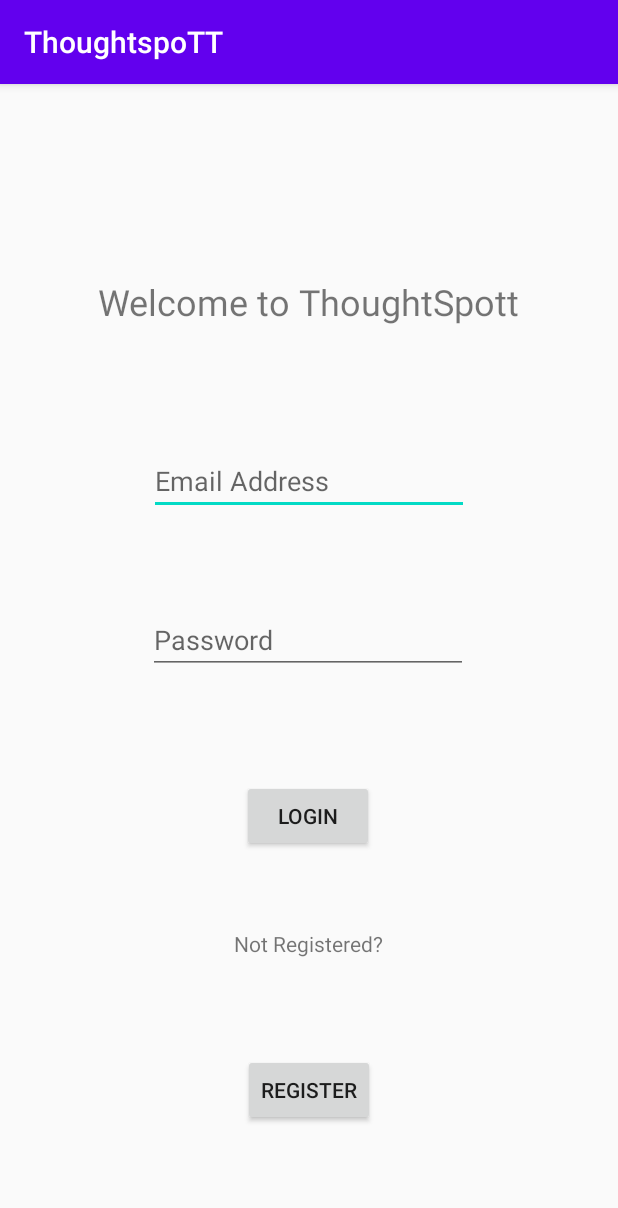
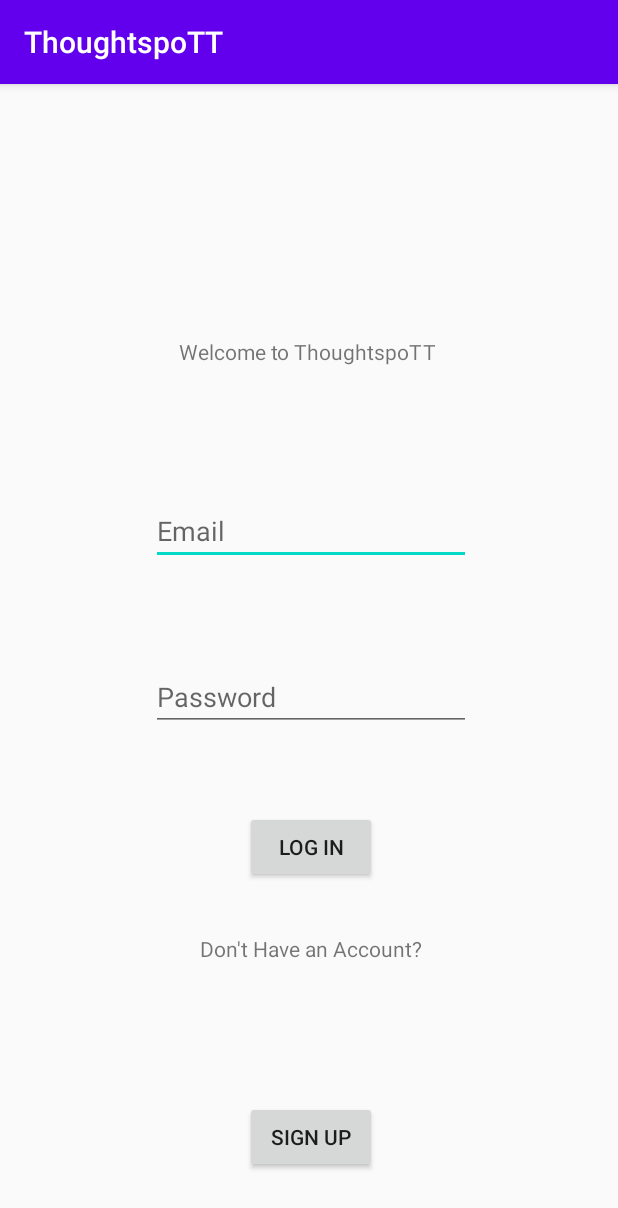
Before and after one commit to ThoughtspoTT/ThoughtspoTT, an Android app: the screen it shows after launch (MainActivity), on a phone screen of 412 x 824 dp. Shown: the top 1208 px of the screen. Run offline under Robolectric (Android 15) with nearby library versions, the phone set to English and light mode, and no system bars; our stand-ins replace Firebase (no records; nobody signed in at launch, a user with empty details on screens opened directly), navigation-ui.

Commit message:
login auth

```diff
--- a/app/build.gradle
+++ b/app/build.gradle
@@ -42,4 +42,6 @@ dependencies {
     implementation 'com.google.firebase:firebase-analytics'
     implementation 'com.google.firebase:firebase-database'
     implementation 'com.google.firebase:firebase-auth'
+    implementation 'com.google.firebase:firebase-auth:19.4.0'
+
 }
--- a/app/src/main/AndroidManifest.xml
+++ b/app/src/main/AndroidManifest.xml
@@ -9,7 +9,6 @@
         android:roundIcon="@mipmap/ic_launcher_round"
         android:supportsRtl="true"
         android:theme="@style/AppTheme">
-        <activity android:name=".Register2"></activity>
         <activity
             android:name=".MainActivity"
             android:label="@string/app_name">
@@ -19,6 +18,9 @@
                 <category android:name="android.intent.category.LAUNCHER" />
             </intent-filter>
         </activity>
+        <activity android:name=".SignupActivity"/>
+        <activity android:name=".DashboardActivity"/>
+
     </application>
 
 </manifest>
--- /dev/null
+++ b/app/src/main/java/com/thoughtspott/app/EmailPasswordActivity.java
@@ -0,0 +1 @@
+package com.thoughtspott.app;
--- a/app/src/main/java/com/thoughtspott/app/MainActivity.java
+++ b/app/src/main/java/com/thoughtspott/app/MainActivity.java
@@ -3,11 +3,24 @@ package com.thoughtspott.app;
 // qwertyuiop
 
 
+import android.app.ProgressDialog;
+import android.content.Intent;
 import android.os.Bundle;
+import android.text.TextUtils;
+import android.util.Patterns;
 import android.view.View;
+import android.widget.Button;
+import android.widget.EditText;
+import android.widget.TextView;
+import android.widget.Toast;
 
+import com.google.android.gms.tasks.OnCompleteListener;
+import com.google.android.gms.tasks.Task;
 import com.google.android.material.bottomnavigation.BottomNavigationView;
+import com.google.firebase.auth.AuthResult;
+import com.google.firebase.auth.FirebaseAuth;
 
+import androidx.annotation.NonNull;
 import androidx.appcompat.app.AppCompatActivity;
 import androidx.navigation.NavController;
 import androidx.navigation.Navigation;
@@ -16,16 +29,90 @@ import androidx.navigation.ui.NavigationUI;
 
 public class MainActivity extends AppCompatActivity {
 
+    private EditText email_SI, password_SI;
+    private Button SignUp_SI, LogIn_SI;
+    private ProgressDialog progressDialog;
+    private FirebaseAuth firebaseAuth;
+
+
+
     @Override
     protected void onCreate(Bundle savedInstanceState) {
         super.onCreate(savedInstanceState);
-        setContentView(R.layout.activity_main);
+        setContentView(R.layout.log_in);
+        firebaseAuth = FirebaseAuth.getInstance();
+        email_SI = findViewById(R.id.editTextEmailLI);
+        password_SI = findViewById(R.id.editTextPasswordLI);
+        LogIn_SI = findViewById(R.id.buttonLogInLI);
+        progressDialog = new ProgressDialog(this);
+        SignUp_SI= findViewById(R.id.buttonRegisterLI);
+
+
+
+        LogIn_SI.setOnClickListener(new View.OnClickListener(){
+
+            @Override
+            public void onClick(View v){
+
+                Login();
+
+            }
+
+
+        });
+
+        SignUp_SI.setOnClickListener(new View.OnClickListener(){
+
+            @Override
+            public void onClick(View v){
+                Intent intent = new Intent(MainActivity.this, SignupActivity.class);
+                startActivity(intent);
+                finish();
+            }
+
+
+
+        });
 
     }
-    public void onBtnRegisterClick (View view){
-
-        setContentView(R.layout.register2_activity);
 
 
+    private void Login(){
+        String email = email_SI.getText().toString();
+        String password = password_SI.getText().toString();
+
+        if(TextUtils.isEmpty(email)){
+            email_SI.setError("Enter Your Email");
+            return;
+        }
+        else if(TextUtils.isEmpty(password)){
+            password_SI.setError("Enter Your Password");
+            return;
+        }
+
+
+        progressDialog.setMessage("Please Wait...");
+        progressDialog.show();
+        progressDialog.setCanceledOnTouchOutside(false);
+        firebaseAuth.signInWithEmailAndPassword(email,password).addOnCompleteListener(this, new OnCompleteListener<AuthResult>() {
+            @Override
+            public void onComplete(@NonNull Task<AuthResult> task) {
+                if(task.isSuccessful()){
+                    Toast.makeText(MainActivity.this,"Successful Log In",Toast.LENGTH_LONG).show();
+                    Intent intent = new Intent(MainActivity.this, DashboardActivity.class);
+                    startActivity(intent);
+                    finish();
+
+                }
+                else{
+                    Toast.makeText(MainActivity.this,"Log In fail!",Toast.LENGTH_LONG).show();
+                }
+                progressDialog.dismiss();
+            }
+        });
+
     }
+
+
+
 }
--- /dev/null
+++ b/app/src/main/res/layout/log_in.xml
@@ -0,0 +1,89 @@
+<?xml version="1.0" encoding="utf-8"?>
+<LinearLayout xmlns:android="http://schemas.android.com/apk/res/android"
+    xmlns:app="http://schemas.android.com/apk/res-auto"
+    xmlns:tools="http://schemas.android.com/tools"
+    android:layout_width="match_parent"
+    android:layout_height="match_parent">
+
+    <androidx.constraintlayout.widget.ConstraintLayout
+        android:layout_width="match_parent"
+        android:layout_height="match_parent">
+
+        <TextView
+            android:id="@+id/WelcomeLI"
+            android:layout_width="wrap_content"
+            android:layout_height="wrap_content"
+            android:text="Welcome to ThoughtspoTT"
+            app:layout_constraintBottom_toTopOf="@+id/buttonLogInLI"
+            app:layout_constraintEnd_toEndOf="parent"
+            app:layout_constraintHorizontal_bias="0.497"
+            app:layout_constraintStart_toStartOf="parent"
+            app:layout_constraintTop_toTopOf="parent"
+            app:layout_constraintVertical_bias="0.363" />
+
+        <EditText
+            android:id="@+id/editTextEmailLI"
+            android:layout_width="wrap_content"
+            android:layout_height="wrap_content"
+            android:layout_marginTop="87dp"
+            android:ems="10"
+            android:hint="Email"
+            android:inputType="textEmailAddress"
+            app:layout_constraintBottom_toTopOf="@+id/editTextPasswordLI"
+            app:layout_constraintEnd_toEndOf="@+id/WelcomeLI"
+            app:layout_constraintHorizontal_bias="0.45"
+            app:layout_constraintStart_toStartOf="@+id/WelcomeLI"
+            app:layout_constraintTop_toBottomOf="@+id/WelcomeLI"
+            app:layout_constraintVertical_bias="0.0" />
+
+        <EditText
+            android:id="@+id/editTextPasswordLI"
+            android:layout_width="wrap_content"
+            android:layout_height="wrap_content"
+            android:layout_marginTop="368dp"
+            android:layout_marginBottom="319dp"
+            android:ems="10"
+            android:hint="Password"
+            android:inputType="textPassword"
+            app:layout_constraintBottom_toBottomOf="parent"
+            app:layout_constraintEnd_toEndOf="@+id/editTextEmailLI"
+            app:layout_constraintHorizontal_bias="0.0"
+            app:layout_constraintStart_toStartOf="@+id/editTextEmailLI"
+            app:layout_constraintTop_toTopOf="parent" />
+
+        <Button
+            android:id="@+id/buttonLogInLI"
+            android:layout_width="wrap_content"
+            android:layout_height="wrap_content"
+            android:layout_marginTop="58dp"
+            android:layout_marginBottom="39dp"
+            android:text="Log In"
+            app:layout_constraintBottom_toTopOf="@+id/textregistermessLI"
+            app:layout_constraintEnd_toEndOf="@+id/editTextPasswordLI"
+            app:layout_constraintStart_toStartOf="@+id/editTextPasswordLI"
+            app:layout_constraintTop_toBottomOf="@+id/editTextPasswordLI" />
+
+        <TextView
+            android:id="@+id/textregistermessLI"
+            android:layout_width="wrap_content"
+            android:layout_height="wrap_content"
+            android:layout_marginTop="548dp"
+            android:layout_marginBottom="164dp"
+            android:text="Don't Have an Account?"
+            app:layout_constraintBottom_toBottomOf="parent"
+            app:layout_constraintEnd_toEndOf="@+id/buttonLogInLI"
+            app:layout_constraintStart_toStartOf="@+id/buttonLogInLI"
+            app:layout_constraintTop_toTopOf="parent" />
+
+        <Button
+            android:id="@+id/buttonRegisterLI"
+            android:layout_width="wrap_content"
+            android:layout_height="wrap_content"
+            android:layout_marginTop="50dp"
+            android:text="Sign Up"
+            app:layout_constraintBottom_toBottomOf="parent"
+            app:layout_constraintEnd_toEndOf="@+id/textregistermessLI"
+            app:layout_constraintStart_toStartOf="@+id/textregistermessLI"
+            app:layout_constraintTop_toBottomOf="@+id/textregistermessLI" />
+    </androidx.constraintlayout.widget.ConstraintLayout>
+</LinearLayout>
--- a/app/src/main/res/layout/activity_main.xml
+++ b/app/src/main/res/layout/signuplayout.xml
@@ -8,11 +8,11 @@
     android:paddingTop="?attr/actionBarSize">
 
     <TextView
-        android:id="@+id/textViewWelcome"
+        android:id="@+id/textViewSignUp"
         android:layout_width="wrap_content"
         android:layout_height="wrap_content"
         android:layout_marginTop="20dp"
-        android:text="@string/welcome_to_thoughtspott"
+        android:text="Sign Up Sheet"
         android:textSize="24sp"
         app:layout_constraintBottom_toBottomOf="parent"
         app:layout_constraintEnd_toEndOf="parent"
@@ -21,7 +21,7 @@
         app:layout_constraintVertical_bias="0.08" />
 
     <EditText
-        android:id="@+id/editTextEmail"
+        android:id="@+id/editTextEmailSU"
         android:layout_width="wrap_content"
         android:layout_height="wrap_content"
         android:layout_marginTop="64dp"
@@ -30,13 +30,13 @@
         android:hint="@string/editTextEmail"
         android:inputType="text|textEmailAddress"
         app:layout_constraintBottom_toBottomOf="parent"
-        app:layout_constraintEnd_toEndOf="@+id/textViewWelcome"
+        app:layout_constraintEnd_toEndOf="@+id/textViewSignUp"
         app:layout_constraintHorizontal_bias="0.497"
-        app:layout_constraintStart_toStartOf="@+id/textViewWelcome"
-        app:layout_constraintTop_toBottomOf="@+id/textViewWelcome" />
+        app:layout_constraintStart_toStartOf="@+id/textViewSignUp"
+        app:layout_constraintTop_toBottomOf="@+id/textViewSignUp" />
 
     <EditText
-        android:id="@+id/editTextTextPassword"
+        android:id="@+id/editTextTextPasswordSU"
         android:layout_width="wrap_content"
         android:layout_height="wrap_content"
         android:layout_marginTop="10dp"
@@ -47,42 +47,57 @@
         app:layout_constraintEnd_toEndOf="parent"
         app:layout_constraintHorizontal_bias="0.497"
         app:layout_constraintStart_toStartOf="parent"
-        app:layout_constraintTop_toBottomOf="@+id/editTextEmail"
-        app:layout_constraintVertical_bias="0.119" />
+        app:layout_constraintTop_toBottomOf="@+id/editTextEmailSU"
+        app:layout_constraintVertical_bias="0.004" />
+
+    <EditText
+        android:id="@+id/editTextTextPasswordSU2"
+        android:layout_width="wrap_content"
+        android:layout_height="wrap_content"
+        android:layout_marginTop="10dp"
+        android:ems="10"
+        android:hint="@string/editTextPassword"
+        android:inputType="textPassword"
+        app:layout_constraintBottom_toBottomOf="parent"
+        app:layout_constraintEnd_toEndOf="@+id/editTextTextPasswordSU"
+        app:layout_constraintHorizontal_bias="0.497"
+        app:layout_constraintStart_toStartOf="@+id/editTextTextPasswordSU"
+        app:layout_constraintTop_toBottomOf="@+id/editTextEmailSU"
+        app:layout_constraintVertical_bias="0.161" />
 
     <Button
-        android:id="@+id/buttonLogin"
+        android:id="@+id/buttonSignUpSU"
         android:layout_width="wrap_content"
         android:layout_height="wrap_content"
-        android:text="@string/button_login"
+        android:onClick="loginclk"
+        android:text="Sign up"
         app:layout_constraintBottom_toBottomOf="parent"
-        app:layout_constraintEnd_toEndOf="@+id/editTextTextPassword"
-        app:layout_constraintStart_toStartOf="@+id/editTextTextPassword"
-        app:layout_constraintTop_toBottomOf="@+id/editTextTextPassword"
+        app:layout_constraintEnd_toEndOf="@+id/editTextTextPasswordSU"
+        app:layout_constraintStart_toStartOf="@+id/editTextTextPasswordSU"
+        app:layout_constraintTop_toBottomOf="@+id/editTextTextPasswordSU"
         app:layout_constraintVertical_bias="0.217" />
 
     <TextView
-        android:id="@+id/textView2"
+        android:id="@+id/textView2SU"
         android:layout_width="wrap_content"
         android:layout_height="wrap_content"
         android:layout_marginTop="10dp"
-        android:text="@string/text_view_not_registered"
+        android:text="Have an Account?"
         app:layout_constraintBottom_toBottomOf="parent"
-        app:layout_constraintEnd_toEndOf="@+id/buttonLogin"
-        app:layout_constraintStart_toStartOf="@+id/buttonLogin"
-        app:layout_constraintTop_toBottomOf="@+id/buttonLogin"
+        app:layout_constraintEnd_toEndOf="@+id/buttonSignUpSU"
+        app:layout_constraintStart_toStartOf="@+id/buttonSignUpSU"
+        app:layout_constraintTop_toBottomOf="@+id/buttonSignUpSU"
         app:layout_constraintVertical_bias="0.181" />
 
     <Button
-        android:id="@+id/buttonRegister"
+        android:id="@+id/buttonLogInSU"
         android:layout_width="wrap_content"
         android:layout_height="wrap_content"
         android:layout_marginTop="10dp"
         android:layout_marginBottom="20dp"
         android:text="@string/button_register"
         app:layout_constraintBottom_toBottomOf="parent"
-        app:layout_constraintEnd_toEndOf="@+id/textView2"
-        app:layout_constraintStart_toStartOf="@+id/textView2"
-        android:onClick="onBtnRegisterClick"
-        app:layout_constraintTop_toBottomOf="@+id/textView2" />
+        app:layout_constraintEnd_toEndOf="@+id/textView2SU"
+        app:layout_constraintStart_toStartOf="@+id/textView2SU"
+        app:layout_constraintTop_toBottomOf="@+id/textView2SU" />
 </androidx.constraintlayout.widget.ConstraintLayout>
--- a/app/src/main/res/values/strings.xml
+++ b/app/src/main/res/values/strings.xml
@@ -11,10 +11,8 @@
     <string name="editTextPassword">Password</string>
     <string name="button_login">Login</string>
     <string name="text_view_not_registered">Not Registered?</string>
-    <string name="button_register">Register</string>
+    <string name="button_register">Log In</string>
     <string name="textRegistrationTitle">Register</string>
-    <string name="editTextFirstName"></string>
-    <string name="editTextLastName"></string>
     <string name="TextTextEmailAddress">Email Address</string>
     <string name="edit_text_text_password2">Password</string>
 </resources>
```
Also changed, not shown: app/src/main/java/com/thoughtspott/app/DashboardActivity.java (added, +31 -0 lines), app/src/main/java/com/thoughtspott/app/Register2.java (deleted, +0 -30 lines), app/src/main/java/com/thoughtspott/app/SignupActivity.java (added, +131 -0 lines), app/src/main/res/layout/dashboard.xml (added, +37 -0 lines), app/src/main/res/layout/register2_activity.xml (deleted, +0 -91 lines).
